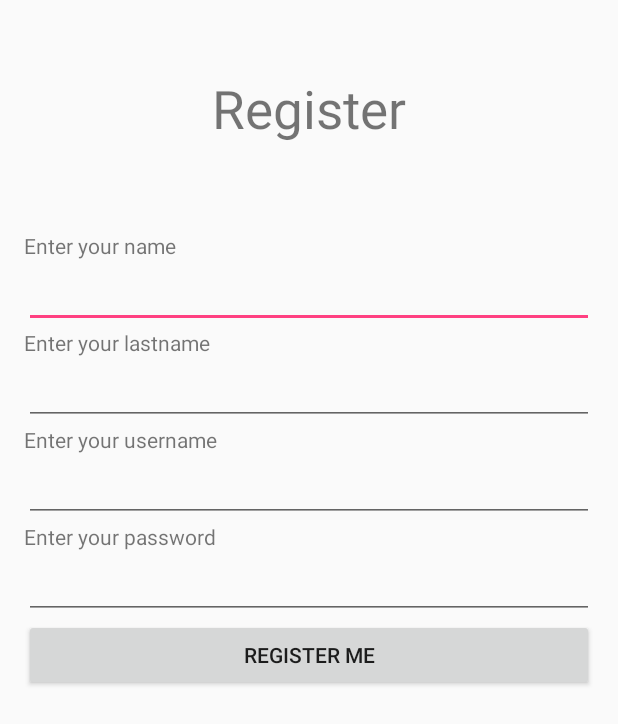
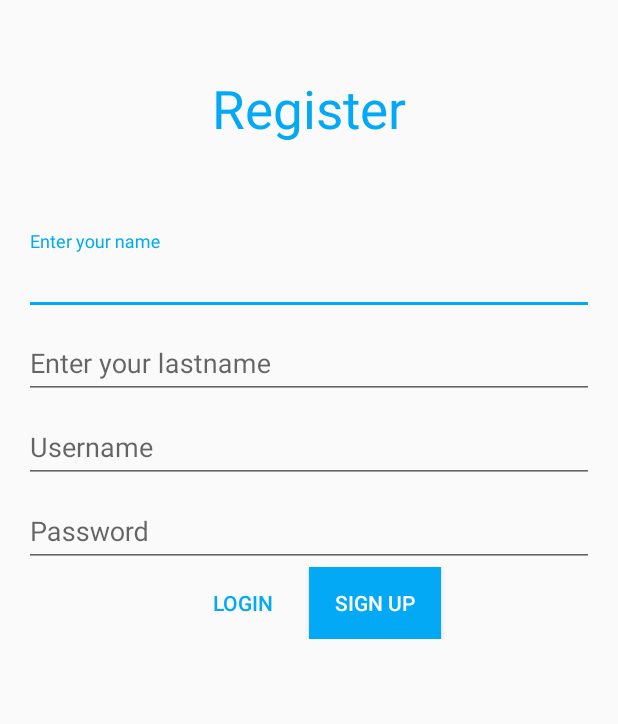
Before and after one commit to ahnkam/SparkLibrary, an Android app: the RegisterActivity screen opened directly, with no data from a screen before it, on a phone screen of 412 x 824 dp. Shown: the top 724 px of the screen. Run offline under Robolectric (Android 15) with nearby library versions, the phone set to English and light mode, and no system bars.

```diff
--- a/app/src/main/java/com/example/admin/sparklibrary/LoginActivity.java
+++ b/app/src/main/java/com/example/admin/sparklibrary/LoginActivity.java
@@ -10,6 +10,7 @@ import android.widget.EditText;
 import android.widget.TextView;
 
 import com.example.admin.sparklibrary.Config.Sesija;
+import com.example.admin.sparklibrary.Helper.LoginRegisterUtil;
 import com.example.admin.sparklibrary.Kontroleri.KorisniciKontroler;
 import com.example.admin.sparklibrary.Model.Korisnik;
 
@@ -63,7 +64,7 @@ public class LoginActivity extends AppCompatActivity {
             tvResultText.setText(getResources().getString(R.string.LoginRequiredFields));
             return;
         }
-        Korisnik k = KorisniciKontroler.Login(username, password, this);
+        Korisnik k = KorisniciKontroler.Login(username, LoginRegisterUtil.getHashPassword(password), this);
         if (k != null) {
             Sesija.setLogiraniKorisnik(k, this);
             startActivity(MainActivity.getInstance(this));
--- a/app/src/main/java/com/example/admin/sparklibrary/RegisterActivity.java
+++ b/app/src/main/java/com/example/admin/sparklibrary/RegisterActivity.java
@@ -11,6 +11,7 @@ import android.widget.EditText;
 import android.widget.ImageView;
 import android.widget.TextView;
 
+import com.example.admin.sparklibrary.Helper.LoginRegisterUtil;
 import com.example.admin.sparklibrary.Kontroleri.KorisniciKontroler;
 import com.example.admin.sparklibrary.Model.Korisnik;
 
@@ -22,6 +23,7 @@ public class RegisterActivity extends AppCompatActivity {
     EditText etKorisnikPassword;
 
     Button btnRegisterSave;
+    Button btnLogin;
     TextView tvRegisterSaveWarning;
 
     @Override
@@ -42,6 +44,13 @@ public class RegisterActivity extends AppCompatActivity {
             @Override
             public void onClick(View v) {
                 doBtnRegisterMe();
+            }
+        });
+        btnLogin = (Button) findViewById(R.id.btnLogin);
+        btnLogin.setOnClickListener(new View.OnClickListener() {
+            @Override
+            public void onClick(View v) {
+                finish();
             }
         });
     }
@@ -67,7 +76,7 @@ public class RegisterActivity extends AppCompatActivity {
             tvRegisterSaveWarning.setText(getResources().getString(R.string.PasswordMinLength));
             return;
         }
-
+        password = LoginRegisterUtil.getHashPassword(password);
         Korisnik k = new Korisnik(-1, ime, prezime, korisnickoIme, password);
         KorisniciKontroler.InsertKorisnici(k, this);
         showSuccesDialog(k);
--- a/app/src/main/res/layout/activity_register.xml
+++ b/app/src/main/res/layout/activity_register.xml
@@ -21,6 +21,7 @@
             android:text="@string/tvRegister"
             android:gravity="center"
             android:textSize="@dimen/RegisterLabel"
+            android:textColor="@color/textColorBlue"
             android:layout_marginBottom="25dp" />
     </LinearLayout>
 
@@ -30,57 +31,77 @@
         android:layout_weight="10"
         android:orientation="vertical">
 
-        <TextView
-            android:layout_width="wrap_content"
-            android:layout_height="wrap_content"
-            android:text="@string/tvRegisterName" />
+        <android.support.design.widget.TextInputLayout
+            android:layout_width="match_parent"
+            android:layout_height="wrap_content">
 
             <EditText
                 android:id="@+id/etKorisnikIme"
                 android:inputType="text"
                 android:layout_width="match_parent"
-            android:layout_height="wrap_content" />
+                android:layout_height="wrap_content"
+                android:hint="@string/tvRegisterName" />
+        </android.support.design.widget.TextInputLayout>
 
-        <TextView
-            android:layout_width="wrap_content"
-            android:layout_height="wrap_content"
-            android:text="@string/tvRegisterLastname" />
+
+        <android.support.design.widget.TextInputLayout
+            android:layout_width="match_parent"
+            android:layout_height="wrap_content">
 
             <EditText
-
                 android:id="@+id/etKorisnikPrezime"
                 android:inputType="text"
                 android:layout_width="match_parent"
-            android:layout_height="wrap_content" />
+                android:layout_height="wrap_content"
+                android:hint="@string/tvRegisterLastname" />
+        </android.support.design.widget.TextInputLayout>
 
-        <TextView
-            android:layout_width="wrap_content"
-            android:layout_height="wrap_content"
-            android:text="@string/tvRegisterUsername" />
+        <android.support.design.widget.TextInputLayout
+            android:layout_width="match_parent"
+            android:layout_height="wrap_content">
 
             <EditText
                 android:id="@+id/etKorisnikKorisnickoIme"
                 android:inputType="text"
                 android:layout_width="match_parent"
-            android:layout_height="wrap_content" />
+                android:layout_height="wrap_content"
+                android:hint="@string/tvRegisterUsername" />
+        </android.support.design.widget.TextInputLayout>
 
-        <TextView
-            android:layout_width="wrap_content"
-            android:layout_height="wrap_content"
-            android:text="@string/tvRegisterPassword" />
+        <android.support.design.widget.TextInputLayout
+            android:layout_width="match_parent"
+            android:layout_height="wrap_content">
 
             <EditText
                 android:id="@+id/etKorisnikPassword"
+                android:inputType="textPassword"
                 android:layout_width="match_parent"
                 android:layout_height="wrap_content"
-            android:inputType="textPassword" />
+                android:hint="@string/tvRegisterPassword" />
+        </android.support.design.widget.TextInputLayout>
+
+        <LinearLayout
+            android:layout_width="match_parent"
+            android:layout_height="wrap_content"
+            android:orientation="horizontal"
+            android:gravity="center">
+
+            <Button
+                android:id="@+id/btnLogin"
+                android:layout_width="wrap_content"
+                android:layout_height="wrap_content"
+                android:background="@null"
+                android:text="@string/btnLogin"
+                android:textColor="@color/textColorBlue" />
 
             <Button
                 android:id="@+id/btnRegisterSave"
-            android:layout_width="match_parent"
+                android:layout_width="wrap_content"
                 android:layout_height="wrap_content"
-            android:text="@string/btnRegisterSave" />
-
+                android:background="@color/backgroundColorBlue"
+                android:textColor="#FFF"
+                android:text="@string/btnSignUp" />
+        </LinearLayout>
         <TextView
             android:id="@+id/tvRegisterSaveWarning"
             android:layout_width="match_parent"
--- a/app/src/main/res/values/colors.xml
+++ b/app/src/main/res/values/colors.xml
@@ -1,6 +1,8 @@
 <?xml version="1.0" encoding="utf-8"?>
 <resources>
-    <color name="colorPrimary">#3F51B5</color>
-    <color name="colorPrimaryDark">#303F9F</color>
-    <color name="colorAccent">#FF4081</color>
+    <color name="colorPrimary">#03A9F4</color>
+    <color name="colorPrimaryDark">#0277BD</color>
+    <color name="colorAccent">#03A9F4</color>
+    <color name="textColorBlue">#03A9F4</color>
+    <color name="backgroundColorBlue">#03A9F4</color>
 </resources>
--- a/app/src/main/res/values/strings.xml
+++ b/app/src/main/res/values/strings.xml
@@ -1,14 +1,14 @@
 <resources>
     <string name="app_name">Spark Library</string>
-    <string name="etUserName">Enter your username</string>
-    <string name="etPassword">Enter your password</string>
+    <string name="etUserName">Username</string>
+    <string name="etPassword">Password</string>
     <string name="btnLogin">Login</string>
-    <string name="btnRegister">Register</string>
+    <string name="btnSignUp">Sign Up</string>
     <string name="LoginResultWarning">*Wrong username or password</string>
     <string name="tvRegisterName">Enter your name</string>
     <string name="tvRegisterLastname">Enter your lastname</string>
-    <string name="tvRegisterUsername">Enter your username</string>
-    <string name="tvRegisterPassword">Enter your password</string>
+    <string name="tvRegisterUsername">Username</string>
+    <string name="tvRegisterPassword">Password</string>
     <string name="btnRegisterSave">Register me</string>
     <string name="tvRegister">Register</string>
     <string name="LoginRequiredFields">*Please enter all required fields</string>
@@ -59,5 +59,6 @@
     <string name="VratiPosudjenuKnjiguDialogTitle">Vrati posudjenu knjigu</string>
     <string name="VratiPosudjenuKnjiguDialogMessage">Vraćanje posuđene knjige</string>
     <string name="VratiPosudjenuKnjiguDialogOK">Vrati knjigu</string>
+    <string name="tvLogin">Login</string>
 
 </resources>
```
Also changed, not shown: app/src/main/java/com/example/admin/sparklibrary/Helper/LoginRegisterUtil.java (added, +33 -0 lines), app/src/main/res/layout/activity_login.xml (+73 -10 lines). Lines whose indentation alone changed are shown as unchanged.
